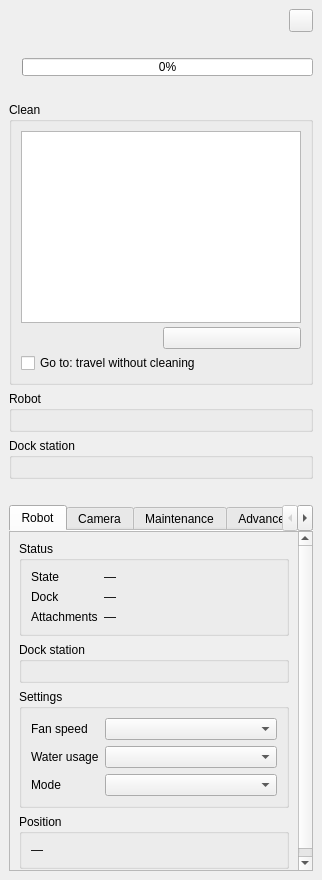
Before: the Qt Designer form valetudo_qgis/ui/status_panel.ui in sylsta/homeqgis, drawn with Qt 5.
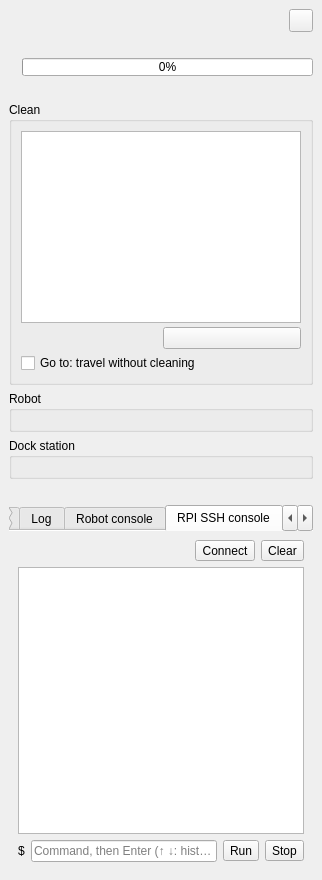
After: the same form once the commit is applied. The open tabs and pages were chosen to show the change. Custom widgets are drawn as their Qt base class.

Commit message:
Panel: 'Robot console' (renamed) and 'RPI SSH console' tabs
- 'SSH console' is now 'Robot console'.
- New 'RPI SSH console' tab, the same console on a Raspberry Pi; shown
  only when a Pi address is set in the new 'Raspberry Pi' tab of the
  Options page (address, SSH user, default pi, port).
- console_tab.py: the console tab logic, shared by both tabs (was in the
  panel).

What changed in the file:
```diff
--- a/valetudo_qgis/ui/status_panel.ui
+++ b/valetudo_qgis/ui/status_panel.ui
@@ -805,7 +805,7 @@
       </widget>
       <widget class="QWidget" name="tab_console">
        <attribute name="title">
-        <string>SSH console</string>
+        <string>Robot console</string>
        </attribute>
        <layout class="QVBoxLayout" name="console_layout">
         <item>
@@ -886,6 +886,89 @@
         </item>
        </layout>
       </widget>
+      <widget class="QWidget" name="tab_pi_console">
+       <attribute name="title">
+        <string>RPI SSH console</string>
+       </attribute>
+       <layout class="QVBoxLayout" name="pi_console_layout">
+        <item>
+         <layout class="QHBoxLayout" name="pi_console_header" stretch="1,0,0">
+          <item>
+           <widget class="QLabel" name="lbl_pi_console_status">
+            <property name="wordWrap">
+             <bool>true</bool>
+            </property>
+           </widget>
+          </item>
+          <item>
+           <widget class="QToolButton" name="btn_pi_console_connect">
+            <property name="text">
+             <string>Connect</string>
+            </property>
+           </widget>
+          </item>
+          <item>
+           <widget class="QToolButton" name="btn_pi_console_clear">
+            <property name="text">
+             <string>Clear</string>
+            </property>
+           </widget>
+          </item>
+         </layout>
+        </item>
+        <item>
+         <widget class="QPlainTextEdit" name="txt_pi_console">
+          <property name="readOnly">
+           <bool>true</bool>
+          </property>
+          <property name="lineWrapMode">
+           <enum>QPlainTextEdit::NoWrap</enum>
+          </property>
+          <property name="maximumBlockCount">
+           <number>5000</number>
+          </property>
+         </widget>
+        </item>
+        <item>
+         <layout class="QHBoxLayout" name="pi_console_input" stretch="0,1,0,0">
+          <item>
+           <widget class="QLabel" name="lbl_pi_console_prompt">
+            <property name="text">
+             <string notr="true">$</string>
+            </property>
+           </widget>
+          </item>
+          <item>
+           <widget class="QLineEdit" name="edit_pi_console">
+            <property name="placeholderText">
+             <string>Command, then Enter (↑ ↓: history)</string>
+            </property>
+            <property name="toolTip">
+             <string>Runs on the Raspberry Pi, one command at a time, without a terminal: interactive programs (vi, top, less…) do not work. cd is kept from one command to the next, variables are not.</string>
+            </property>
+           </widget>
+          </item>
+          <item>
+           <widget class="QToolButton" name="btn_pi_console_run">
+            <property name="text">
+             <string>Run</string>
+            </property>
+           </widget>
+          </item>
+          <item>
+           <widget class="QToolButton" name="btn_pi_console_stop">
+            <property name="text">
+             <string>Stop</string>
+            </property>
+            <property name="toolTip">
+             <string>Stop the running command (reconnects).</string>
+            </property>
+           </widget>
+          </item>
+         </layout>
+        </item>
+       </layout>
+      </widget>
       <widget class="QWidget" name="tab_schedule">
        <attribute name="title">
         <string>Schedule</string>
```
Left out of the diff: 2 changed lines with no effect on the pictures. The commit also changes 7 other files.
